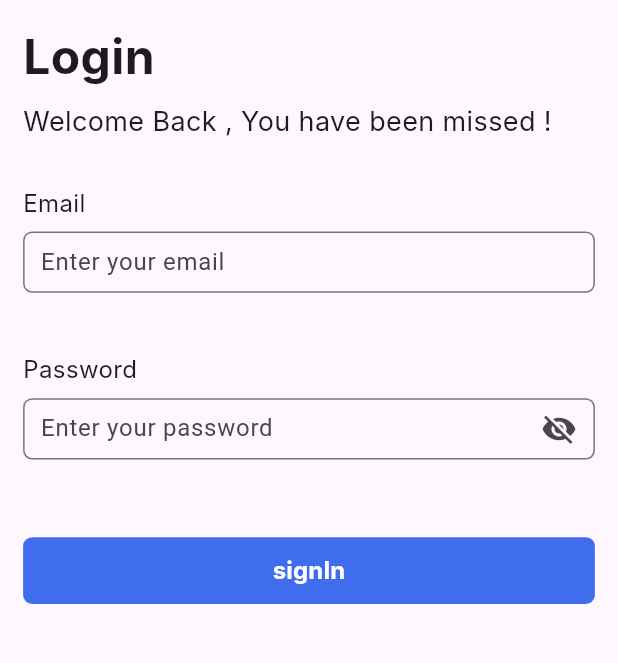
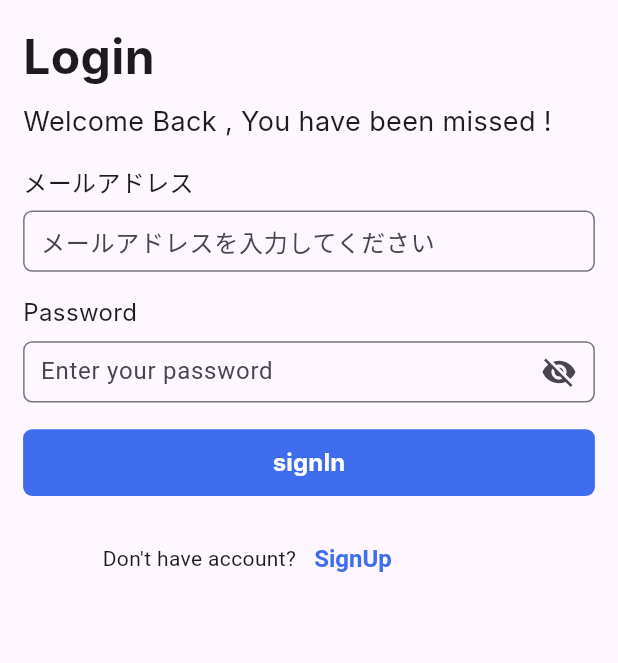
Before and after one commit to iori2513/stoy-flutter, a Flutter app: the SignInPage screen opened directly, on a phone screen of 412 x 824 dp, the part 63-726 px from its top. Run offline on Flutter 3.47's test engine with Material 3 defaults, Android fonts, the phone set to English and light mode, and no system bars; our stand-ins replace cloud_firestore, equatable, firebase_auth, firebase_core, flutter_riverpod, flutter_screenutil; accounts and stored records are empty; generated files the repository leaves out were written again; Roboto replaces fonts that are missing (Inter).

Commit message:
feature: routing

```diff
--- a/lib/presentation/pages/sign_in_page.dart
+++ b/lib/presentation/pages/sign_in_page.dart
@@ -1,5 +1,6 @@
 import 'package:flutter/material.dart';
 import 'package:flutter_riverpod/flutter_riverpod.dart';
+import 'package:flutter_screenutil/flutter_screenutil.dart';
 import 'package:stoy/constants/app_color.dart';
 import 'package:stoy/presentation/providers/auth/sign_in/sign_in_provider.dart';
 import 'package:stoy/presentation/widgets/auth_page_title.dart';
@@ -23,21 +24,21 @@ class SignInPage extends ConsumerWidget {
             const AuthPageTitle(
                 title: 'Login',
                 description: 'Welcome Back , You have been missed !'),
-            const SizedBox(height: 30),
+            const SizedBox(height: 16),
             AuthTextField(
-              label: 'Email',
+              label: 'メールアドレス',
               password: false,
-              placeholder: 'Enter your email',
+              placeholder: 'メールアドレスを入力してください',
               onChangeText: notifier.onChangedEmail,
             ),
-            const SizedBox(height: 40),
+            const SizedBox(height: 16),
             AuthTextField(
               label: 'Password',
               placeholder: 'Enter your password',
               password: true,
               onChangeText: notifier.onChangedPassword,
             ),
-            const SizedBox(height: 50),
+            const SizedBox(height: 16),
             OutlinedWideButton(
               label: 'signIn',
               color: AppColor.primaryColor,
@@ -46,7 +47,29 @@ class SignInPage extends ConsumerWidget {
               },
               isLoading: state.isLoading,
             ),
-            const SizedBox(height: 30),
+            const SizedBox(height: 16),
+            Container(
+              width: 286.w,
+              alignment: Alignment.center,
+              child: Row(
+                children: [
+                  const Text("Don't have account?"),
+                  TextButton(
+                    style: TextButton.styleFrom(
+                      textStyle: const TextStyle(
+                          fontSize: 16, fontWeight: FontWeight.w700),
+                    ),
+                    onPressed: () {
+                      notifier.goToSignUpPage(context);
+                    },
+                    child: const Text(
+                      'SignUp',
+                      style: TextStyle(color: AppColor.primaryColor),
+                    ),
+                  ),
+                ],
+              ),
+            )
           ],
         ),
       ),
--- a/lib/presentation/providers/auth/sign_in/sign_in_notifier.dart
+++ b/lib/presentation/providers/auth/sign_in/sign_in_notifier.dart
@@ -1,3 +1,4 @@
+import 'package:flutter/material.dart';
 import 'package:flutter_riverpod/flutter_riverpod.dart';
 import 'package:stoy/features/auth/domain/use_cases/sign_in_use_case.dart';
 import 'package:stoy/presentation/providers/auth/auth_state.dart';
@@ -31,4 +32,8 @@ class SignInNotifier extends StateNotifier<SignInState> {
   void onChangedPassword(String value) {
     state = state.copyWith(password: value);
   }
+
+  void goToSignUpPage(BuildContext context) {
+    Navigator.pushNamedAndRemoveUntil(context, '/signUp', (route) => false);
+  }
 }
--- a/lib/presentation/providers/auth/sign_up/sign_up_notifier.dart
+++ b/lib/presentation/providers/auth/sign_up/sign_up_notifier.dart
@@ -40,4 +40,8 @@ class SignUpNotifier extends StateNotifier<SignUpState> {
   void onChangeUsername(String value) {
     state = state.copyWith(username: value);
   }
+
+  void goToSignInPage(BuildContext context) {
+    Navigator.pushNamedAndRemoveUntil(context, '/signIn', (route) => false);
+  }
 }
```
Also changed, not shown: lib/app_router.dart (added, +22 -0 lines), lib/main.dart (+5 -2 lines), lib/presentation/pages/default_page.dart (added, +30 -0 lines), lib/presentation/pages/main_page.dart (added, +13 -0 lines), lib/presentation/pages/sign_up_page.dart (+25 -2 lines).
